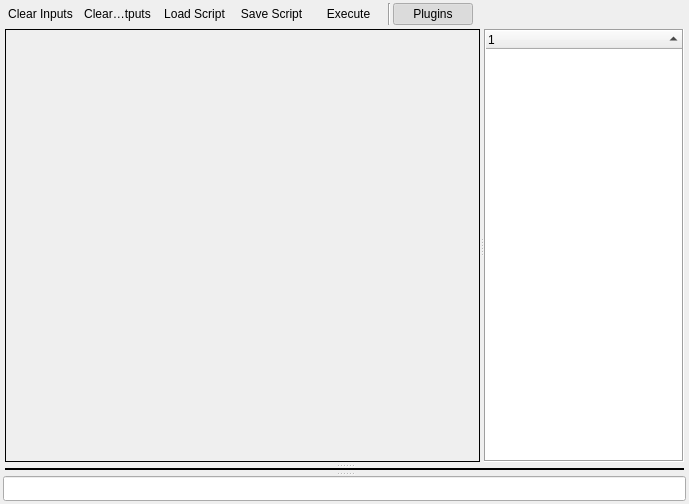
Before: the Qt Designer form trunk/CommonLib/src/kmxPyQt/devConsole3/DCwin.ui in kumar-lakshmanan/our-py-lib, drawn with Qt 5.
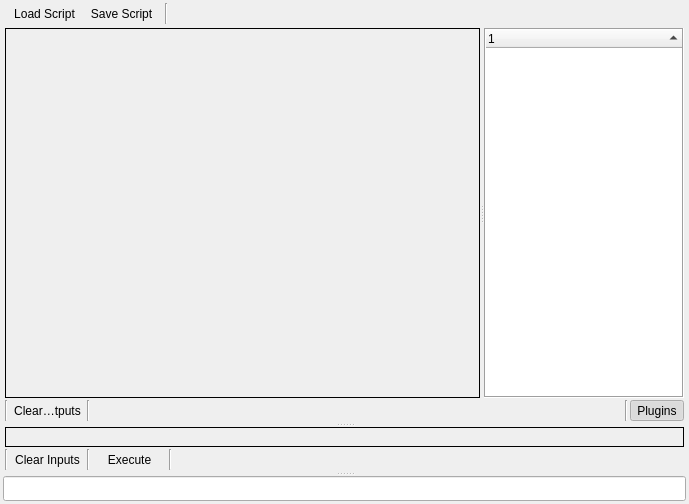
After: the same form once the commit is applied. Custom widgets are drawn as their Qt base class.

```diff
--- a/trunk/CommonLib/src/kmxPyQt/devConsole3/DCwin.ui
+++ b/trunk/CommonLib/src/kmxPyQt/devConsole3/DCwin.ui
@@ -29,50 +29,6 @@
    <property name="spacing">
     <number>2</number>
    </property>
-   <item row="0" column="0">
-    <widget class="QToolButton" name="btnClearInput">
-     <property name="minimumSize">
-      <size>
-       <width>75</width>
-       <height>0</height>
-      </size>
-     </property>
-     <property name="maximumSize">
-      <size>
-       <width>75</width>
-       <height>16777215</height>
-      </size>
-     </property>
-     <property name="text">
-      <string>Clear Inputs</string>
-     </property>
-     <property name="autoRaise">
-      <bool>true</bool>
-     </property>
-    </widget>
-   </item>
-   <item row="0" column="1">
-    <widget class="QToolButton" name="btnClearOutput">
-     <property name="minimumSize">
-      <size>
-       <width>75</width>
-       <height>0</height>
-      </size>
-     </property>
-     <property name="maximumSize">
-      <size>
-       <width>75</width>
-       <height>16777215</height>
-      </size>
-     </property>
-     <property name="text">
-      <string>Clear Outputs</string>
-     </property>
-     <property name="autoRaise">
-      <bool>true</bool>
-     </property>
-    </widget>
-   </item>
    <item row="0" column="2">
     <widget class="QToolButton" name="btnLoadScript">
      <property name="minimumSize">
@@ -117,32 +73,7 @@
      </property>
     </widget>
    </item>
-   <item row="0" column="4">
-    <widget class="QToolButton" name="btnExecute">
-     <property name="minimumSize">
-      <size>
-       <width>75</width>
-       <height>0</height>
-      </size>
-     </property>
-     <property name="maximumSize">
-      <size>
-       <width>75</width>
-       <height>16777215</height>
-      </size>
-     </property>
-     <property name="text">
-      <string>Execute</string>
-     </property>
-     <property name="shortcut">
-      <string>Ctrl+Enter</string>
-     </property>
-     <property name="autoRaise">
-      <bool>true</bool>
-     </property>
-    </widget>
-   </item>
-   <item row="0" column="7">
+   <item row="0" column="8">
     <spacer name="horizontalSpacer">
      <property name="orientation">
       <enum>Qt::Horizontal</enum>
@@ -155,14 +86,14 @@
      </property>
     </spacer>
    </item>
-   <item row="0" column="5">
+   <item row="0" column="6">
     <widget class="Line" name="line">
      <property name="orientation">
       <enum>Qt::Vertical</enum>
      </property>
     </widget>
    </item>
-   <item row="1" column="0" colspan="8">
+   <item row="1" column="0" colspan="9">
     <widget class="QSplitter" name="splitter">
      <property name="orientation">
       <enum>Qt::Vertical</enum>
@@ -184,7 +115,53 @@
        <property name="spacing">
         <number>2</number>
        </property>
-       <item row="0" column="0">
+       <item row="1" column="3">
+        <spacer name="horizontalSpacer_3">
+         <property name="orientation">
+          <enum>Qt::Horizontal</enum>
+         </property>
+         <property name="sizeHint" stdset="0">
+          <size>
+           <width>40</width>
+           <height>20</height>
+          </size>
+         </property>
+        </spacer>
+       </item>
+       <item row="1" column="2">
+        <widget class="Line" name="line_5">
+         <property name="orientation">
+          <enum>Qt::Vertical</enum>
+         </property>
+        </widget>
+       </item>
+       <item row="1" column="5">
+        <widget class="QToolButton" name="toolButton">
+         <property name="text">
+          <string>Plugins</string>
+         </property>
+         <property name="checkable">
+          <bool>true</bool>
+         </property>
+         <property name="checked">
+          <bool>true</bool>
+         </property>
+         <property name="toolButtonStyle">
+          <enum>Qt::ToolButtonTextOnly</enum>
+         </property>
+         <property name="autoRaise">
+          <bool>true</bool>
+         </property>
+        </widget>
+       </item>
+       <item row="1" column="4">
+        <widget class="Line" name="line_6">
+         <property name="orientation">
+          <enum>Qt::Vertical</enum>
+         </property>
+        </widget>
+       </item>
+       <item row="0" column="0" colspan="6">
         <widget class="QSplitter" name="splitter_2">
          <property name="orientation">
           <enum>Qt::Horizontal</enum>
@@ -213,11 +190,8 @@
           <property name="alternatingRowColors">
            <bool>true</bool>
           </property>
-          <property name="indentation">
-           <number>0</number>
-          </property>
           <property name="rootIsDecorated">
-           <bool>false</bool>
+           <bool>true</bool>
           </property>
           <property name="uniformRowHeights">
            <bool>true</bool>
@@ -239,6 +213,35 @@
          </widget>
         </widget>
        </item>
+       <item row="1" column="1">
+        <widget class="QToolButton" name="btnClearOutput">
+         <property name="minimumSize">
+          <size>
+           <width>75</width>
+           <height>0</height>
+          </size>
+         </property>
+         <property name="maximumSize">
+          <size>
+           <width>75</width>
+           <height>16777215</height>
+          </size>
+         </property>
+         <property name="text">
+          <string>Clear Outputs</string>
+         </property>
+         <property name="autoRaise">
+          <bool>true</bool>
+         </property>
+        </widget>
+       </item>
+       <item row="1" column="0">
+        <widget class="Line" name="line_7">
+         <property name="orientation">
+          <enum>Qt::Vertical</enum>
+         </property>
+        </widget>
+       </item>
       </layout>
      </widget>
      <widget class="QWidget" name="widget" native="true">
@@ -255,7 +258,7 @@
        <property name="spacing">
         <number>2</number>
        </property>
-       <item row="0" column="0">
+       <item row="0" column="0" colspan="7">
         <widget class="QsciScintilla" name="sciInput">
          <property name="toolTip">
           <string/>
@@ -268,6 +271,87 @@
          </property>
         </widget>
        </item>
+       <item row="1" column="5">
+        <spacer name="horizontalSpacer_2">
+         <property name="orientation">
+          <enum>Qt::Horizontal</enum>
+         </property>
+         <property name="sizeHint" stdset="0">
+          <size>
+           <width>40</width>
+           <height>20</height>
+          </size>
+         </property>
+        </spacer>
+       </item>
+       <item row="1" column="0">
+        <widget class="Line" name="line_2">
+         <property name="orientation">
+          <enum>Qt::Vertical</enum>
+         </property>
+        </widget>
+       </item>
+       <item row="1" column="3">
+        <widget class="QToolButton" name="btnExecute">
+         <property name="minimumSize">
+          <size>
+           <width>75</width>
+           <height>0</height>
+          </size>
+         </property>
+         <property name="maximumSize">
+          <size>
+           <width>75</width>
+           <height>16777215</height>
+          </size>
+         </property>
+         <property name="text">
+          <string>Execute</string>
+         </property>
+         <property name="shortcut">
+          <string>Ctrl+Enter</string>
+         </property>
+         <property name="autoRaise">
+          <bool>true</bool>
+         </property>
+        </widget>
+       </item>
+       <item row="1" column="2">
+        <widget class="Line" name="line_4">
+         <property name="orientation">
+          <enum>Qt::Vertical</enum>
+         </property>
+        </widget>
+       </item>
+       <item row="1" column="4">
+        <widget class="Line" name="line_3">
+         <property name="orientation">
+          <enum>Qt::Vertical</enum>
+         </property>
+        </widget>
+       </item>
+       <item row="1" column="1">
+        <widget class="QToolButton" name="btnClearInput">
+         <property name="minimumSize">
+          <size>
+           <width>75</width>
+           <height>0</height>
+          </size>
+         </property>
+         <property name="maximumSize">
+          <size>
+           <width>75</width>
+           <height>16777215</height>
+          </size>
+         </property>
+         <property name="text">
+          <string>Clear Inputs</string>
+         </property>
+         <property name="autoRaise">
+          <bool>true</bool>
+         </property>
+        </widget>
+       </item>
       </layout>
      </widget>
      <widget class="QLineEdit" name="cline">
@@ -280,22 +364,6 @@
      </widget>
     </widget>
    </item>
-   <item row="0" column="6">
-    <widget class="QPushButton" name="pushButton">
-     <property name="text">
-      <string>Plugins</string>
-     </property>
-     <property name="checkable">
-      <bool>true</bool>
-     </property>
-     <property name="checked">
-      <bool>true</bool>
-     </property>
-     <property name="flat">
-      <bool>true</bool>
-     </property>
-    </widget>
-   </item>
   </layout>
  </widget>
  <customwidgets>
```
Left out of the diff: 25 changed lines with no effect on the pictures.
